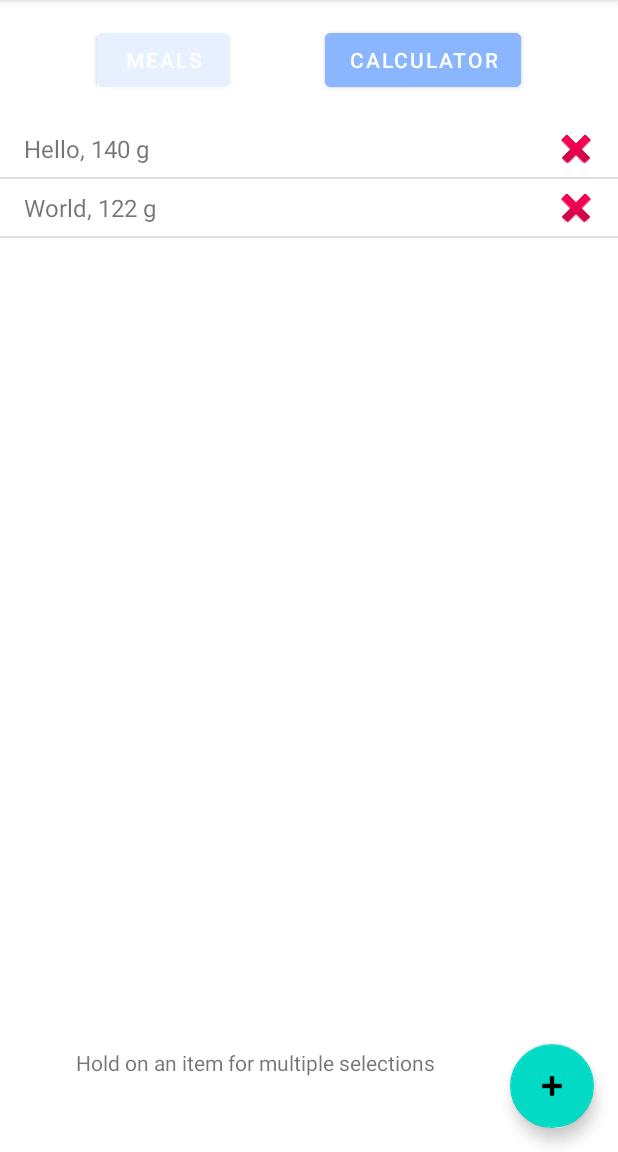
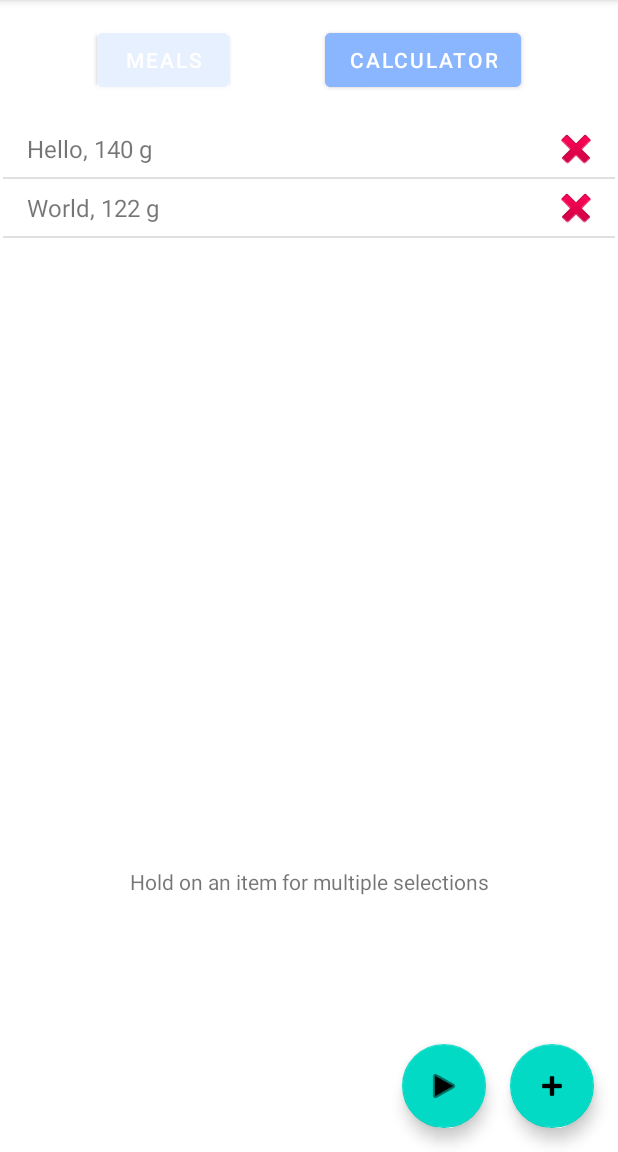
Before and after one commit to Fieldbishop/Carb-GG, an Android app: the SwipeLeft screen opened directly, with no data from a screen before it, on a phone screen of 412 x 824 dp, the part 84-1236 px from its top. Run offline under Robolectric (Android 15) with nearby library versions, the phone set to English and light mode, and no system bars; our stand-ins replace Room's generated code.

Commit message:
added button

```diff
--- a/app/src/main/java/com/example/carbgg/SwipeLeft.java
+++ b/app/src/main/java/com/example/carbgg/SwipeLeft.java
@@ -79,6 +79,8 @@ public class SwipeLeft extends AppCompatActivity {
 
 
 
+
+
     public boolean onTouchEvent(MotionEvent touchevent){                    //ghetto swipe 2001
         switch (touchevent.getAction()) {
             case MotionEvent.ACTION_DOWN:
--- a/app/src/main/res/layout/activity_swipe_left.xml
+++ b/app/src/main/res/layout/activity_swipe_left.xml
@@ -9,8 +9,8 @@
 
     <androidx.recyclerview.widget.RecyclerView
         android:id="@+id/recyclerview"
-        android:layout_width="413dp"
-        android:layout_height="568dp"
+        android:layout_width="408dp"
+        android:layout_height="498dp"
         android:layout_marginTop="16dp"
         app:layout_constraintLeft_toLeftOf="parent"
         app:layout_constraintRight_toRightOf="parent"
@@ -61,9 +61,19 @@
         android:layout_width="wrap_content"
         android:layout_height="wrap_content"
         android:text="Hold on an item for multiple selections"
-        app:layout_constraintBottom_toBottomOf="parent"
-        app:layout_constraintEnd_toStartOf="@+id/floatingActionButtonAddMeal"
+        app:layout_constraintEnd_toEndOf="parent"
         app:layout_constraintStart_toStartOf="parent"
         app:layout_constraintTop_toBottomOf="@+id/recyclerview" />
 
+    <com.google.android.material.floatingactionbutton.FloatingActionButton
+        android:id="@+id/fabSendToMain"
+        android:layout_width="wrap_content"
+        android:layout_height="wrap_content"
+        android:layout_marginEnd="16dp"
+        android:layout_marginBottom="16dp"
+        android:clickable="true"
+        app:layout_constraintBottom_toBottomOf="parent"
+        app:layout_constraintEnd_toStartOf="@+id/floatingActionButtonAddMeal"
+        app:srcCompat="@android:drawable/ic_media_play" />
+
 </androidx.constraintlayout.widget.ConstraintLayout>
```
